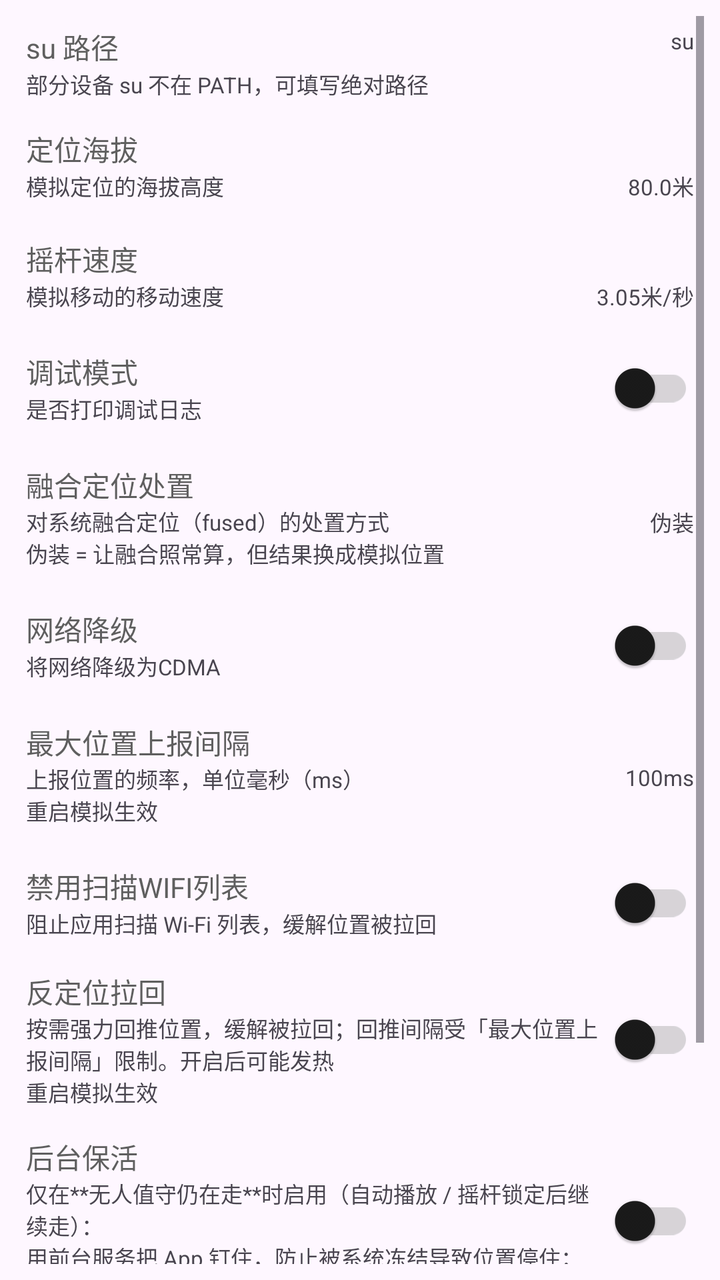
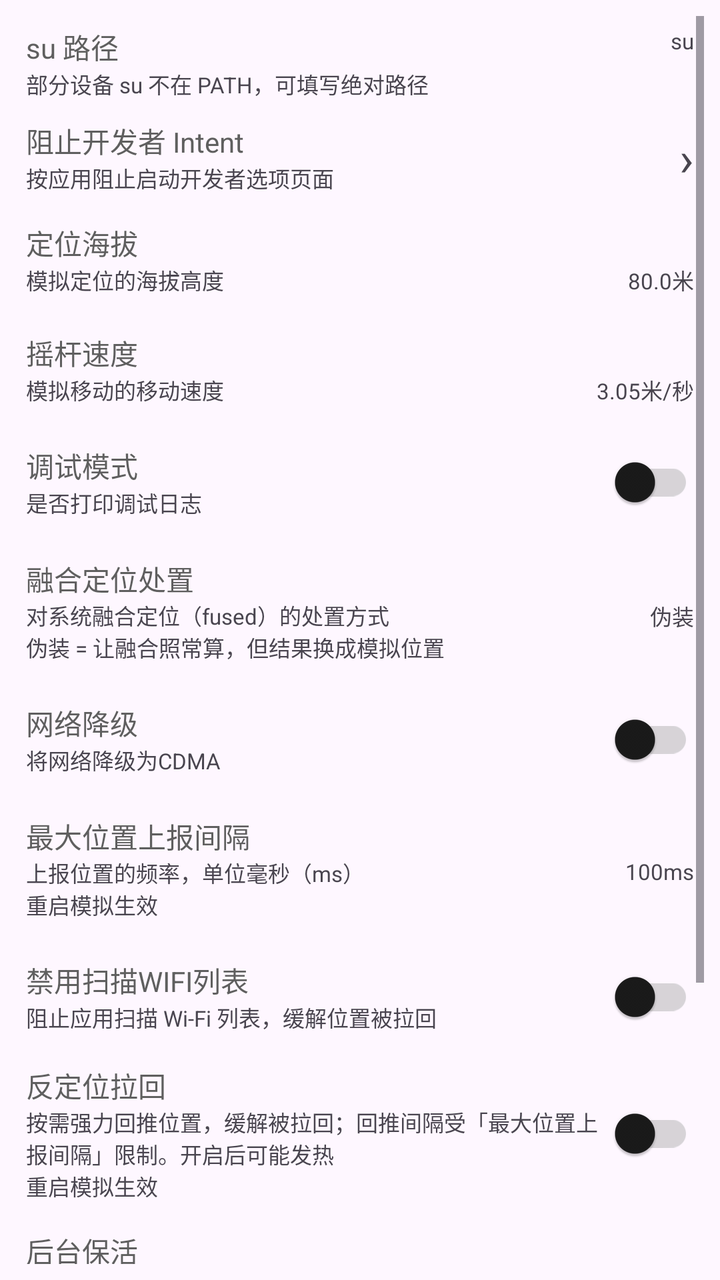

Before-and-after screenshots of an Android layout around one commit, followed by the original layout XML and the change that was made.
<!-- AndroidManifest.xml: application theme AppTheme -->
<!-- res/layout/fragment_settings.xml -->
<?xml version="1.0" encoding="utf-8"?>
<androidx.constraintlayout.widget.ConstraintLayout xmlns:android="http://schemas.android.com/apk/res/android"
    xmlns:app="http://schemas.android.com/apk/res-auto"
    xmlns:tools="http://schemas.android.com/tools"
    android:layout_width="match_parent"
    android:layout_height="match_parent"
    android:padding="8dp"
    tools:context=".ui.settings.SettingsFragment">

    <ScrollView
        android:layout_width="match_parent"
        android:layout_height="0dp"
        app:layout_constraintTop_toTopOf="parent"
        app:layout_constraintStart_toStartOf="parent">

        <LinearLayout
            android:layout_width="match_parent"
            android:layout_height="wrap_content"
            android:orientation="vertical">

            <androidx.constraintlayout.widget.ConstraintLayout
                android:id="@+id/su_path_layout"
                android:layout_width="match_parent"
                android:layout_height="wrap_content"
                android:padding="5dp">

                <com.google.android.material.textview.MaterialTextView
                    android:id="@+id/su_path_title"
                    android:layout_width="0dp"
                    android:layout_height="wrap_content"
                    android:text="su 路径"
                    android:textColor="?attr/colorOnSurfaceVariant"
                    app:layout_constraintStart_toStartOf="parent"
                    app:layout_constraintEnd_toStartOf="@id/su_path_value"
                    app:layout_constraintTop_toTopOf="parent" />

                <com.google.android.material.textview.MaterialTextView
                    android:id="@+id/su_path_desc"
                    android:layout_width="0dp"
                    android:layout_height="wrap_content"
                    android:text="部分设备 su 不在 PATH，可填写绝对路径"
                    android:textSize="11sp"
                    app:layout_constraintStart_toStartOf="parent"
                    app:layout_constraintEnd_toStartOf="@id/su_path_value"
                    app:layout_constraintTop_toBottomOf="@id/su_path_title" />

                <com.google.android.material.textview.MaterialTextView
                    android:id="@+id/su_path_value"
                    android:layout_width="120dp"
                    android:layout_height="wrap_content"
                    android:gravity="end"
                    android:text="su"
                    android:textSize="11sp"
                    app:layout_constraintTop_toTopOf="parent"
                    app:layout_constraintEnd_toEndOf="parent" />

            </androidx.constraintlayout.widget.ConstraintLayout>

            <LinearLayout
                android:id="@+id/selinux_layout"
                android:visibility="gone"
                android:layout_width="match_parent"
                android:layout_height="wrap_content"
                android:gravity="center_vertical"
                android:orientation="horizontal"
                android:padding="5dp">
                <LinearLayout
                    android:layout_width="0dp"
                    android:layout_height="wrap_content"
                    android:layout_weight="1"
                    android:orientation="vertical"
                    android:gravity="center_vertical">
                    <com.google.android.material.textview.MaterialTextView
                        android:layout_width="wrap_content"
                        android:layout_height="wrap_content"
                        android:text="@string/selinux"
                        android:textColor="?attr/colorOnSurfaceVariant" />
                    <com.google.android.material.textview.MaterialTextView
                        android:layout_width="wrap_content"
                        android:layout_height="wrap_content"
                        android:text="@string/need_open_selinux"
                        android:textSize="11sp" />
                </LinearLayout>
                <com.google.android.material.switchmaterial.SwitchMaterial
                    android:id="@+id/selinux_switch"
                    android:layout_width="wrap_content"
                    android:layout_height="wrap_content"
                    android:layout_gravity="center_vertical"/>
            </LinearLayout>

            <androidx.constraintlayout.widget.ConstraintLayout
                android:id="@+id/altitude_layout"
                android:layout_width="match_parent"
                android:layout_height="wrap_content"
                android:gravity="center_vertical"
                android:padding="5dp"
                android:layout_marginTop="4dp"
                android:layout_marginBottom="4dp">

                <com.google.android.material.textview.MaterialTextView
                    android:id="@+id/altitude_title"
                    android:layout_width="0dp"
                    android:layout_height="wrap_content"
                    android:text="@string/altitude"
                    android:textColor="?attr/colorOnSurfaceVariant"
                    app:layout_constraintStart_toStartOf="parent"
                    app:layout_constraintEnd_toStartOf="@id/altitude_value"
                    app:layout_constraintTop_toTopOf="parent"/>

                <com.google.android.material.textview.MaterialTextView
                    android:id="@+id/altitude_desc"
                    android:layout_width="0dp"
                    android:layout_height="wrap_content"
                    android:text="@string/altitude_desc"
                    android:textSize="11sp"
                    app:layout_constraintStart_toStartOf="parent"
                    app:layout_constraintEnd_toStartOf="@id/altitude_value"
                    app:layout_constraintTop_toBottomOf="@id/altitude_title"/>

                <com.google.android.material.textview.MaterialTextView
                    android:id="@+id/altitude_value"
                    android:layout_width="96dp"
                    android:layout_height="wrap_content"
                    android:gravity="end"
                    android:text="80.0米"
                    android:textSize="11sp"
                    app:layout_constraintTop_toBottomOf="@id/altitude_title"
                    app:layout_constraintEnd_toEndOf="parent" />

            </androidx.constraintlayout.widget.ConstraintLayout>

            <androidx.constraintlayout.widget.ConstraintLayout
                android:id="@+id/speed_layout"
                android:layout_width="match_parent"
                android:layout_height="wrap_content"
                android:gravity="center_vertical"
                android:padding="5dp"
                android:layout_marginTop="4dp"
                android:layout_marginBottom="4dp">

                <com.google.android.material.textview.MaterialTextView
                    android:id="@+id/speed_title"
                    android:layout_width="0dp"
                    android:layout_height="wrap_content"
                    android:text="@string/rocker_speed"
                    android:textColor="?attr/colorOnSurfaceVariant"
                    app:layout_constraintStart_toStartOf="parent"
                    app:layout_constraintEnd_toStartOf="@id/speed_value"
                    app:layout_constraintTop_toTopOf="parent"/>

                <com.google.android.material.textview.MaterialTextView
                    android:id="@+id/speed_desc"
                    android:layout_width="0dp"
                    android:layout_height="wrap_content"
                    android:text="@string/rocker_speed_desc"
                    android:textSize="11sp"
                    app:layout_constraintStart_toStartOf="parent"
                    app:layout_constraintEnd_toStartOf="@id/speed_value"
                    app:layout_constraintTop_toBottomOf="@id/speed_title"/>

                <com.google.android.material.textview.MaterialTextView
                    android:id="@+id/speed_value"
                    android:layout_width="96dp"
                    android:layout_height="wrap_content"
                    android:gravity="end"
                    android:text="3.05米/秒"
                    android:textSize="11sp"
                    app:layout_constraintTop_toBottomOf="@id/speed_title"
                    app:layout_constraintEnd_toEndOf="parent" />

            </androidx.constraintlayout.widget.ConstraintLayout>

            <LinearLayout
                android:id="@+id/debug_layout"
                android:layout_width="match_parent"
                android:layout_height="wrap_content"
                android:padding="5dp"
                android:gravity="center_vertical"
                android:orientation="horizontal">
                <LinearLayout
                    android:layout_width="0dp"
                    android:layout_height="wrap_content"
                    android:layout_weight="1"
                    android:orientation="vertical"
                    android:gravity="center_vertical">
                    <com.google.android.material.textview.MaterialTextView
                        android:layout_width="wrap_content"
                        android:layout_height="wrap_content"
                        android:text="@string/debug"
                        android:textColor="?attr/colorOnSurfaceVariant" />
                    <com.google.android.material.textview.MaterialTextView
                        android:layout_width="wrap_content"
                        android:layout_height="wrap_content"
                        android:text="@string/debug_desc"
                        android:textSize="11sp" />
                </LinearLayout>
                <com.google.android.material.switchmaterial.SwitchMaterial
                    android:id="@+id/debug_switch"
                    android:layout_width="wrap_content"
                    android:layout_height="wrap_content"
                    android:layout_gravity="center_vertical"/>
            </LinearLayout>

            
            <androidx.constraintlayout.widget.ConstraintLayout
                android:id="@+id/dfused_layout"
                android:layout_width="match_parent"
                android:layout_height="wrap_content"
                android:gravity="center_vertical"
                android:padding="5dp"
                android:layout_marginTop="4dp"
                android:layout_marginBottom="4dp">

                <com.google.android.material.textview.MaterialTextView
                    android:id="@+id/dfused_title"
                    android:layout_width="0dp"
                    android:layout_height="wrap_content"
                    android:text="@string/dfused"
                    android:textColor="?attr/colorOnSurfaceVariant"
                    app:layout_constraintStart_toStartOf="parent"
                    app:layout_constraintEnd_toStartOf="@id/dfused_value"
                    app:layout_constraintTop_toTopOf="parent"/>

                <com.google.android.material.textview.MaterialTextView
                    android:id="@+id/dfused_desc"
                    android:layout_width="0dp"
                    android:layout_height="wrap_content"
                    android:text="@string/dfused_desc"
                    android:textSize="11sp"
                    app:layout_constraintStart_toStartOf="parent"
                    app:layout_constraintEnd_toStartOf="@id/dfused_value"
                    app:layout_constraintTop_toBottomOf="@id/dfused_title"/>

                <com.google.android.material.textview.MaterialTextView
                    android:id="@+id/dfused_value"
                    android:layout_width="96dp"
                    android:layout_height="wrap_content"
                    android:gravity="end"
                    android:text="伪装"
                    android:textSize="11sp"
                    app:layout_constraintTop_toBottomOf="@id/dfused_title"
                    app:layout_constraintEnd_toEndOf="parent" />

            </androidx.constraintlayout.widget.ConstraintLayout>

            <LinearLayout
                android:id="@+id/cdma_layout"
                android:layout_width="match_parent"
                android:layout_height="wrap_content"
                android:gravity="center_vertical"
                android:padding="5dp"
                android:orientation="horizontal">
                <LinearLayout
                    android:layout_width="0dp"
                    android:layout_height="wrap_content"
                    android:layout_weight="1"
                    android:orientation="vertical"
                    android:gravity="center_vertical">
                    <com.google.android.material.textview.MaterialTextView
                        android:layout_width="wrap_content"
                        android:layout_height="wrap_content"
                        android:text="@string/cdma"
                        android:textColor="?attr/colorOnSurfaceVariant" />
                    <com.google.android.material.textview.MaterialTextView
                        android:layout_width="wrap_content"
                        android:layout_height="wrap_content"
                        android:text="@string/cdma_desc"
                        android:textSize="11sp" />
                </LinearLayout>
                <com.google.android.material.switchmaterial.SwitchMaterial
                    android:id="@+id/cdma_switch"
                    android:layout_width="wrap_content"
                    android:layout_height="wrap_content"
                    android:layout_gravity="center_vertical"/>
            </LinearLayout>

            <androidx.constraintlayout.widget.ConstraintLayout
                android:id="@+id/report_duration_layout"
                android:layout_width="match_parent"
                android:layout_height="wrap_content"
                android:gravity="center_vertical"
                android:padding="5dp"
                android:layout_marginTop="4dp"
                android:layout_marginBottom="4dp">

                <com.google.android.material.textview.MaterialTextView
                    android:id="@+id/report_duration_title"
                    android:layout_width="0dp"
                    android:layout_height="wrap_content"
                    android:text="@string/item_report_duration_title"
                    android:textColor="?attr/colorOnSurfaceVariant"
                    app:layout_constraintStart_toStartOf="parent"
                    app:layout_constraintEnd_toStartOf="@id/report_duration_value"
                    app:layout_constraintTop_toTopOf="parent"/>

                <com.google.android.material.textview.MaterialTextView
                    android:id="@+id/report_duration_desc"
                    android:layout_width="0dp"
                    android:layout_height="wrap_content"
                    android:text="@string/item_report_duration_desc"
                    android:textSize="11sp"
                    app:layout_constraintStart_toStartOf="parent"
                    app:layout_constraintEnd_toStartOf="@id/report_duration_value"
                    app:layout_constraintTop_toBottomOf="@id/report_duration_title"/>

                <com.google.android.material.textview.MaterialTextView
                    android:id="@+id/report_duration_value"
                    android:layout_width="96dp"
                    android:layout_height="wrap_content"
                    android:gravity="end"
                    android:text="@string/item_report_duration_value"
                    android:textSize="11sp"
                    app:layout_constraintTop_toBottomOf="@id/report_duration_title"
                    app:layout_constraintEnd_toEndOf="parent" />

            </androidx.constraintlayout.widget.ConstraintLayout>


            <LinearLayout
                android:id="@+id/disable_wlan_scan_layout"
                android:layout_width="match_parent"
                android:layout_height="wrap_content"
                android:gravity="center_vertical"
                android:padding="5dp"
                android:orientation="horizontal">
                <LinearLayout
                    android:layout_width="0dp"
                    android:layout_height="wrap_content"
                    android:layout_weight="1"
                    android:orientation="vertical"
                    android:gravity="center_vertical">
                    <com.google.android.material.textview.MaterialTextView
                        android:layout_width="wrap_content"
                        android:layout_height="wrap_content"
                        android:text="禁用扫描WIFI列表"
                        android:textColor="?attr/colorOnSurfaceVariant" />
                    <com.google.android.material.textview.MaterialTextView
                        android:layout_width="wrap_content"
                        android:layout_height="wrap_content"
                        android:text="阻止应用扫描 Wi-Fi 列表，缓解位置被拉回"
                        android:textSize="11sp" />
                </LinearLayout>
                <com.google.android.material.switchmaterial.SwitchMaterial
                    android:id="@+id/disable_wlan_scan_switch"
                    android:layout_width="wrap_content"
                    android:layout_height="wrap_content"
                    android:layout_gravity="center_vertical"/>
            </LinearLayout>

            <LinearLayout
                android:id="@+id/loop_broadcast_location_layout"
                android:layout_width="match_parent"
                android:layout_height="wrap_content"
                android:gravity="center_vertical"
                android:padding="5dp"
                android:orientation="horizontal">
                <LinearLayout
                    android:layout_width="0dp"
                    android:layout_height="wrap_content"
                    android:layout_weight="1"
                    android:orientation="vertical"
                    android:gravity="center_vertical">
                    <com.google.android.material.textview.MaterialTextView
                        android:layout_width="wrap_content"
                        android:layout_height="wrap_content"
                        android:text="反定位拉回"
                        android:textColor="?attr/colorOnSurfaceVariant" />
                    <com.google.android.material.textview.MaterialTextView
                        android:layout_width="wrap_content"
                        android:layout_height="wrap_content"
                        android:text="按需强力回推位置，缓解被拉回；回推间隔受「最大位置上报间隔」限制。开启后可能发热\n重启模拟生效"
                        android:textSize="11sp" />
                </LinearLayout>
                <com.google.android.material.switchmaterial.SwitchMaterial
                    android:id="@+id/loop_broadcast_location_switch"
                    android:layout_width="wrap_content"
                    android:layout_height="wrap_content"
                    android:layout_gravity="center_vertical"/>
            </LinearLayout>

            
            <LinearLayout
                android:id="@+id/keep_alive_layout"
                android:layout_width="match_parent"
                android:layout_height="wrap_content"
                android:layout_marginTop="4dp"
                android:layout_marginBottom="4dp"
                android:gravity="center_vertical"
                android:orientation="horizontal"
                android:padding="5dp">
                <LinearLayout
                    android:layout_width="0dp"
                    android:layout_height="wrap_content"
                    android:layout_weight="1"
                    android:gravity="center_vertical"
                    android:orientation="vertical">
                    <com.google.android.material.textview.MaterialTextView
                        android:layout_width="wrap_content"
                        android:layout_height="wrap_content"
                        android:text="后台保活"
                        android:textColor="?attr/colorOnSurfaceVariant" />
                    <com.google.android.material.textview.MaterialTextView
                        android:layout_width="wrap_content"
                        android:layout_height="wrap_content"
                        android:text="仅在**无人值守仍在走**时启用（自动播放 / 摇杆锁定后继续走）：\n用前台服务把 App 钉住，防止被系统冻结导致位置停住；空闲时按系统默认省电"
                        android:textSize="11sp" />
                </LinearLayout>
                <com.google.android.material.switchmaterial.SwitchMaterial
                    android:id="@+id/keep_alive_switch"
                    android:layout_width="wrap_content"
                    android:layout_height="wrap_content"
                    android:layout_gravity="center_vertical"/>
            </LinearLayout>

            
            <LinearLayout
                android:id="@+id/battery_optimization_layout"
                android:layout_width="match_parent"
                android:layout_height="wrap_content"
                android:gravity="center_vertical"
                android:orientation="horizontal"
                android:padding="5dp">
                <LinearLayout
                    android:layout_width="0dp"
                    android:layout_height="wrap_content"
                    android:layout_weight="1"
                    android:gravity="center_vertical"
                    android:orientation="vertical">
                    <com.google.android.material.textview.MaterialTextView
                        android:layout_width="wrap_content"
                        android:layout_height="wrap_content"
                        android:text="电池优化白名单"
                        android:textColor="?attr/colorOnSurfaceVariant" />
                    <com.google.android.material.textview.MaterialTextView
                        android:id="@+id/battery_optimization_state"
                        android:layout_width="wrap_content"
                        android:layout_height="wrap_content"
                        android:text="读取中…"
                        android:textSize="11sp" />
                </LinearLayout>
            </LinearLayout>

            <LinearLayout
                android:id="@+id/allow_landscape_layout"
                android:layout_width="match_parent"
                android:layout_height="wrap_content"
                android:gravity="center_vertical"
                android:padding="5dp"
                android:orientation="horizontal">
                <LinearLayout
                    android:layout_width="0dp"
                    android:layout_height="wrap_content"
                    android:layout_weight="1"
                    android:orientation="vertical"
                    android:gravity="center_vertical">
                    <com.google.android.material.textview.MaterialTextView
                        android:layout_width="wrap_content"
                        android:layout_height="wrap_content"
                        android:text="@string/allow_landscape"
                        android:textColor="?attr/colorOnSurfaceVariant" />
                    <com.google.android.material.textview.MaterialTextView
                        android:layout_width="wrap_content"
                        android:layout_height="wrap_content"
                        android:text="@string/allow_landscape_desc"
                        android:textSize="11sp" />
                </LinearLayout>
                <com.google.android.material.switchmaterial.SwitchMaterial
                    android:id="@+id/allow_landscape_switch"
                    android:layout_width="wrap_content"
                    android:layout_height="wrap_content"
                    android:layout_gravity="center_vertical"/>
            </LinearLayout>

        </LinearLayout>

    </ScrollView>
</androidx.constraintlayout.widget.ConstraintLayout>
<!-- resources referenced by this layout -->
<resources>
  <string name="allow_landscape">允许横屏</string>
  <string name="allow_landscape_desc">横屏下部分界面可能显示异常</string>
  <string name="altitude">定位海拔</string>
  <string name="altitude_desc">模拟定位的海拔高度</string>
  <string name="cdma">网络降级</string>
  <string name="cdma_desc">将网络降级为CDMA</string>
  <string name="debug">调试模式</string>
  <string name="debug_desc">是否打印调试日志</string>
  <string name="dfused">融合定位处置</string>
  <string name="dfused_desc">对系统融合定位（fused）的处置方式\n伪装 = 让融合照常算，但结果换成模拟位置</string>
  <string name="item_report_duration_desc">上报位置的频率，单位毫秒（ms）\n重启模拟生效</string>
  <string name="item_report_duration_title">最大位置上报间隔</string>
  <string name="item_report_duration_value">100ms</string>
  <string name="need_open_selinux">是否开启SELinux</string>
  <string name="rocker_speed">摇杆速度</string>
  <string name="rocker_speed_desc">模拟移动的移动速度</string>
  <string name="selinux">SELinux</string>
  <style name="AppTheme" parent="Theme.Material3.Light.NoActionBar">
          
          <item name="colorPrimary">#5F5F5F</item>
          <item name="colorOnPrimary">#FFFFFF</item>
          <item name="colorPrimaryContainer">#E0E0E0</item>
          <item name="colorOnPrimaryContainer">#1E1E1E</item>
          <item name="colorSecondary">#494949</item>
          <item name="colorOnSecondary">#FFFFFF</item>
          <item name="colorSecondaryContainer">#E7E7E7</item>
          <item name="colorOnSecondaryContainer">#2A2A2A</item>
          <item name="colorSurface">#FFFFFF</item>
          <item name="colorOnSurface">#1A1A1A</item>
          <item name="colorSurfaceVariant">#F0F0F0</item>
          <item name="colorOnSurfaceVariant">#5F5F5F</item>
          <item name="colorOutline">#747474</item>
  
          
          <item name="portalFabIconTint">#1A1A1A</item>
  
          
          <item name="android:statusBarColor">@android:color/transparent</item>
          <item name="android:windowDrawsSystemBarBackgrounds">true</item>
          <item name="android:windowTranslucentStatus">true</item>
          <item name="windowActionModeOverlay">true</item>
          <item name="windowActionBar">false</item>
          <item name="windowNoTitle">true</item>
  
          
          <item name="searchViewStyle">@style/Portal.SearchViewStyle</item>
          <item name="sliderStyle">@style/Portal.SliderTheme</item>
          <item name="android:popupMenuStyle">@style/PortalPopupMenuStyle</item>
          
          <item name="switchStyle">@style/Portal.SwitchStyle</item>
      </style>
  <style name="Portal.SearchViewStyle" parent="Widget.AppCompat.SearchView" />
  <style name="Portal.SliderTheme" parent="Widget.Material3.Slider" />
  <style name="PortalPopupMenuStyle" parent="Widget.Material3.PopupMenu">
          <item name="android:popupAnimationStyle">@style/PortalPopupAnimation</item>
      </style>
  <style name="Portal.SwitchStyle" parent="Widget.Material3.CompoundButton.Switch">
          <item name="useMaterialThemeColors">true</item>
          <item name="trackTint">@color/switch_track_tint</item>
      </style>
  <style name="PortalPopupAnimation">
          <item name="android:windowEnterAnimation">@anim/popup_in_top_end</item>
          <item name="android:windowExitAnimation">@anim/popup_out_top_end</item>
      </style>
</resources>

<!-- the commit's change to res/layout/fragment_settings.xml (unified diff, before → after) -->
@@ -57,6 +57,38 @@
             </androidx.constraintlayout.widget.ConstraintLayout>
 
             <LinearLayout
+                android:id="@+id/dev_intent_guard_layout"
+                android:layout_width="match_parent"
+                android:layout_height="wrap_content"
+                android:clickable="true"
+                android:focusable="true"
+                android:gravity="center_vertical"
+                android:orientation="horizontal"
+                android:padding="5dp">
+                <LinearLayout
+                    android:layout_width="0dp"
+                    android:layout_height="wrap_content"
+                    android:layout_weight="1"
+                    android:orientation="vertical">
+                    <com.google.android.material.textview.MaterialTextView
+                        android:layout_width="wrap_content"
+                        android:layout_height="wrap_content"
+                        android:text="阻止开发者 Intent"
+                        android:textColor="?attr/colorOnSurfaceVariant" />
+                    <com.google.android.material.textview.MaterialTextView
+                        android:layout_width="wrap_content"
+                        android:layout_height="wrap_content"
+                        android:text="按应用阻止启动开发者选项页面"
+                        android:textSize="11sp" />
+                </LinearLayout>
+                <com.google.android.material.textview.MaterialTextView
+                    android:layout_width="wrap_content"
+                    android:layout_height="wrap_content"
+                    android:text="›"
+                    android:textSize="24sp" />
+            </LinearLayout>
+
+            <LinearLayout
                 android:id="@+id/selinux_layout"
                 android:visibility="gone"
                 android:layout_width="match_parent"
